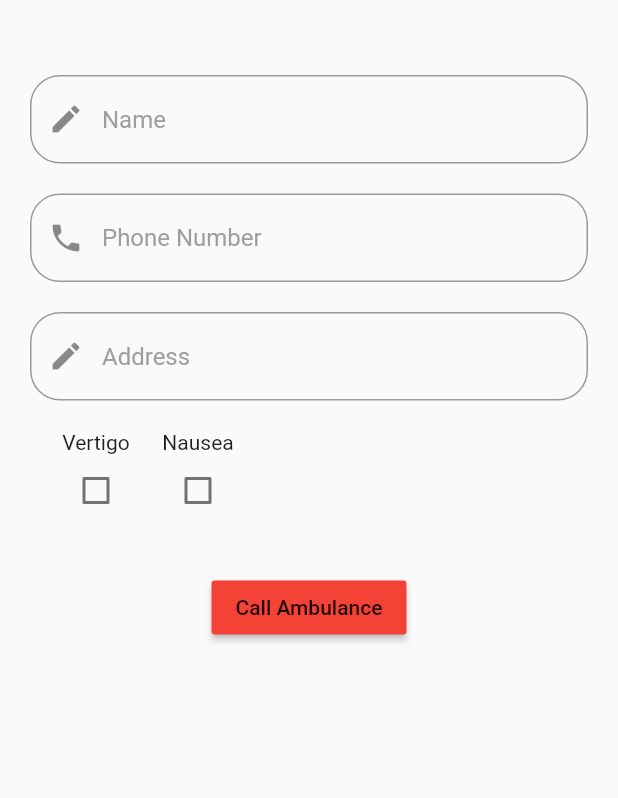
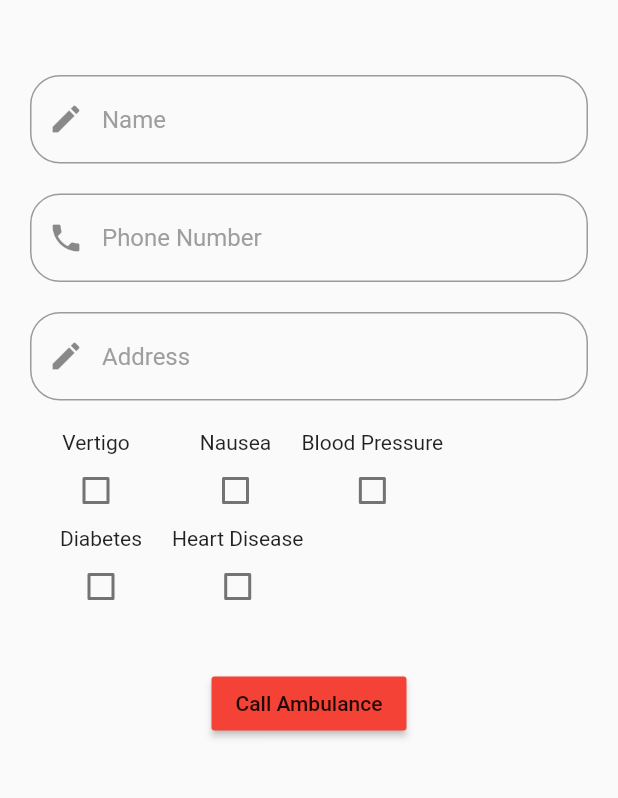
Before and after one commit to tugayakca/smartambulance_user, a Flutter app: the screen it shows after launch, on a phone screen of 412 x 824 dp, the part 219-1017 px from its top. Run offline on Flutter 3.47's test engine with Material 2 defaults, Android fonts, the phone set to English and light mode, and no system bars; our stand-ins replace cloud_firestore, firebase_auth, google_maps_flutter, location, rflutter_alert, splashscreen; missing offline and left inert: geoflutterfire, giffy_dialog, google_maps_webservice, haversine; accounts and stored records are empty.

Commit message:
new  diseases added

```diff
--- a/lib/model/patientinfo.dart
+++ b/lib/model/patientinfo.dart
@@ -9,6 +9,9 @@ class Patient {
   String vertigo;
   String nausea;
   String address;
+  String blood_pressure;
+  String diabetes;
+  String heart_disease;
   Patient({
     this.name,
     this.latitude,
@@ -18,6 +21,9 @@ class Patient {
     this.vertigo,
     this.nausea,
     this.address,
+    this.blood_pressure,
+    this.diabetes,
+    this.heart_disease,
   });
 
   Patient copyWith({
@@ -29,6 +35,9 @@ class Patient {
     String vertigo,
     String nausea,
     String address,
+    String blood_pressure,
+    String diabetes,
+    String heart_disease,
   }) {
     return Patient(
       name: name ?? this.name,
@@ -39,6 +48,9 @@ class Patient {
       vertigo: vertigo ?? this.vertigo,
       nausea: nausea ?? this.nausea,
       address: address ?? this.address,
+      blood_pressure: blood_pressure ?? this.blood_pressure,
+      diabetes: diabetes ?? this.diabetes,
+      heart_disease: heart_disease ?? this.heart_disease,
     );
   }
 
@@ -52,6 +64,9 @@ class Patient {
       'vertigo': vertigo,
       'nausea': nausea,
       'address': address,
+      'blood_pressure': blood_pressure,
+      'diabetes': diabetes,
+      'heart_disease': heart_disease,
     };
   }
 
@@ -67,6 +82,9 @@ class Patient {
       vertigo: map['vertigo'],
       nausea: map['nausea'],
       address: map['address'],
+      blood_pressure: map['blood_pressure'],
+      diabetes: map['diabetes'],
+      heart_disease: map['heart_disease'],
     );
   }
 
@@ -76,7 +94,7 @@ class Patient {
 
   @override
   String toString() {
-    return 'Patient name: $name, latitude: $latitude, longitude: $longitude, isAssigned: $isAssigned, phone: $phone, vertigo: $vertigo, nausea: $nausea, address: $address';
+    return 'Patient(name: $name, latitude: $latitude, longitude: $longitude, isAssigned: $isAssigned, phone: $phone, vertigo: $vertigo, nausea: $nausea, address: $address, blood_pressure: $blood_pressure, diabetes: $diabetes, heart_disease: $heart_disease)';
   }
 
   @override
@@ -91,7 +109,10 @@ class Patient {
       o.phone == phone &&
       o.vertigo == vertigo &&
       o.nausea == nausea &&
-        o.address == address;
+      o.address == address &&
+      o.blood_pressure == blood_pressure &&
+      o.diabetes == diabetes &&
+      o.heart_disease == heart_disease;
   }
 
   @override
@@ -103,6 +124,9 @@ class Patient {
       phone.hashCode ^
       vertigo.hashCode ^
       nausea.hashCode ^
-        address.hashCode;
+      address.hashCode ^
+      blood_pressure.hashCode ^
+      diabetes.hashCode ^
+      heart_disease.hashCode;
   }
 }
--- a/lib/states/authenticationState.dart
+++ b/lib/states/authenticationState.dart
@@ -13,13 +13,16 @@ class AuthenticationState with ChangeNotifier {
   String get uids => uid;
 
 
-   Future<void> addPatientToFirebase(dynamic context ,TextEditingController name, TextEditingController phone,TextEditingController address, bool vertigo,bool nausea,double latitude,double long,bool isAssign ) async {
+   Future<void> addPatientToFirebase(dynamic context ,TextEditingController name, TextEditingController phone,TextEditingController address, bool vertigo,bool nausea,bool blood_pressure,bool diabetes, bool heart_disease , double latitude,double long,bool isAssign ) async {
     Patient patient = new Patient(
         name: name.text,
         phone: phone.text,
         address:address.text,
         vertigo: vertigo.toString(),
         nausea: nausea.toString(),
+        blood_pressure: blood_pressure.toString(),
+        diabetes: diabetes.toString(),
+        heart_disease: heart_disease.toString(),
         latitude: latitude,
         longitude: long,
         isAssigned: isAssign,
--- a/lib/ui/homepage.dart
+++ b/lib/ui/homepage.dart
@@ -64,6 +64,9 @@ class _callAmbulance extends State<callAmbulance>{
   final _formKey = GlobalKey<FormState>();
   bool vertigo = false;
   bool nausea = false;
+  bool blood_pressure=false;
+  bool diabetes=false;
+  bool heart_disease=false;
   Widget checkbox(String title, bool boolValue) {
     return Column(
       mainAxisAlignment: MainAxisAlignment.center,
@@ -78,6 +81,15 @@ class _callAmbulance extends State<callAmbulance>{
                   break;
                 case "Nausea":
                   nausea = value;
+                  break;
+                case "Blood Pressure":
+                  blood_pressure=value;
+                  break;
+                case "Diabetes":
+                  diabetes=value;
+                  break;
+                case "Heart Disease":
+                  heart_disease=value;
                   break;
               }
             });},
@@ -151,8 +163,18 @@ class _callAmbulance extends State<callAmbulance>{
             children: <Widget>[
                   SizedBox(width: 20.0,),
                   checkbox("Vertigo", vertigo),   // bas donmesi
+                  SizedBox(width: 45.0,),
+                  checkbox("Nausea", nausea),    // mide bulantısı
                   SizedBox(width: 20.0,),
-                  checkbox("Nausea", nausea),    // mide bulantısı
+                  checkbox("Blood Pressure", blood_pressure),    //  tansiyon
+            ],
+          ),
+          Row(
+            children: <Widget>[
+                   SizedBox(width: 20.0,),
+                  checkbox("Diabetes", diabetes) , // seker hastaligi
+                   SizedBox(width:20.0),
+                  checkbox("Heart Disease", heart_disease), // Kalp Rahatsizligi
             ],
           ),
             SizedBox(height: 30.0,),
@@ -168,6 +190,9 @@ class _callAmbulance extends State<callAmbulance>{
                     _address,
                     vertigo,
                     nausea,
+                    blood_pressure,
+                    diabetes,
+                    heart_disease ,
                     lat,
                     long,
                     isAssign,
```
Lines whose indentation alone changed are shown as unchanged.
